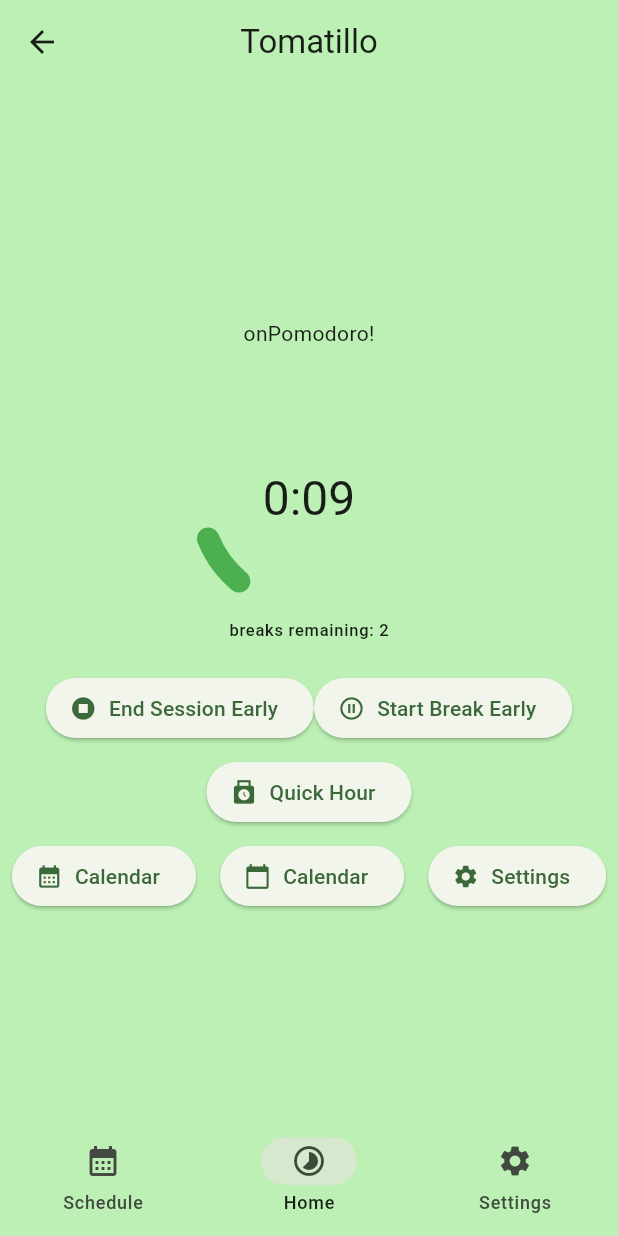
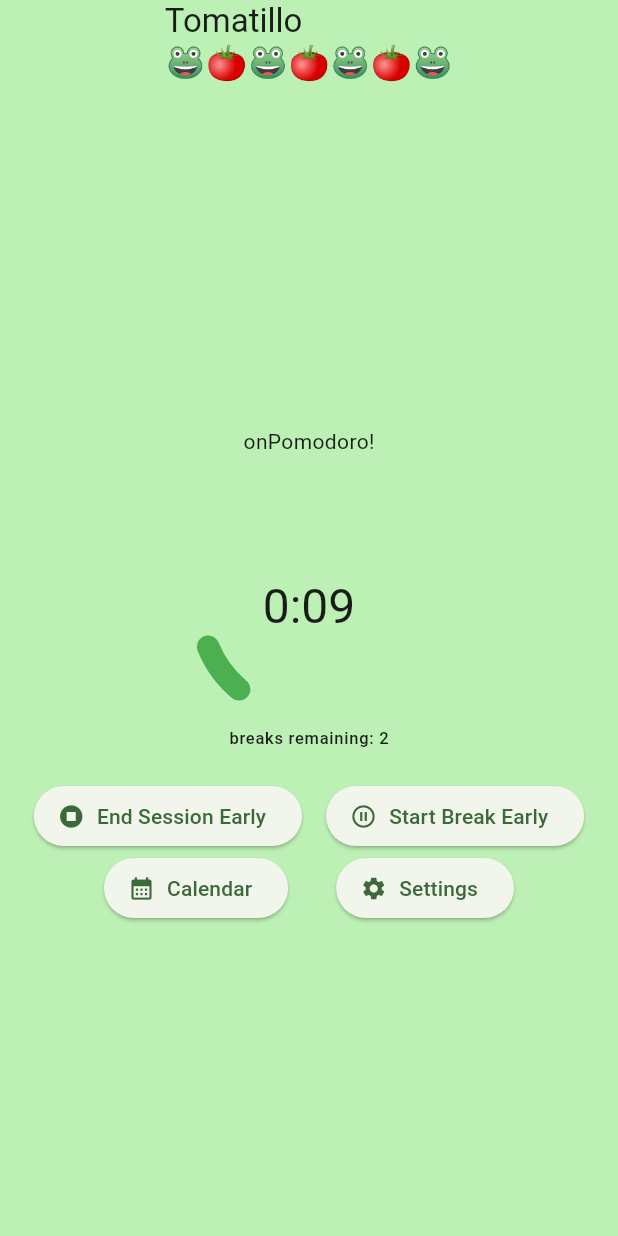
Before and after one commit to GabrielKronfeld/Tomatillo, a Flutter app: the screen it shows after launch, after a tap on "Begin Custom Session", on a phone screen of 412 x 824 dp. Run offline on Flutter 3.47's test engine with Material 2 defaults, Android fonts, the phone set to English and light mode, and no system bars; drawn by our look-alikes of calendar_view, percent_indicator; our stand-ins replace audioplayers, shared_preferences, sqflite; missing offline and left inert: dart:ffi, time_planner; accounts and stored records are empty.

Commit message:
prepping MVP for posting to play store

```diff
--- a/lib/main.dart
+++ b/lib/main.dart
@@ -44,16 +44,23 @@
 //both below are done-ISH. step size increases by 5,10,or 60, but there's no minutes:seconds display, all in seconds. ah well. good enough for prod.
 //add a way to add minutes without needing to tap 60 times.
 //implement UNITS setting, //make units value work properly.
+//fixed off-by-one range issue in calendar_form for datetime.day  being 1-7mon-sun, I track 0-6sun-sat, solved with mod7.
 
 
 //TODO:
 
     //high priority
-//readjust the calendar, currently everything is shifted by an hour. NOT GOOD!!
-//make calendar properly update when we update db, without needing to leave and return to widget.
+//make the timer start when we choose the calendar
 //update buttons in with switches in settings and NavigationBar for menu/returns. <----save for later, very important but I'm struggling
 
+
     //low priority
+
+
+//make calendar properly update when we update db, without needing to leave and return to widget.
+//standard pomodoro timing switch in settings, overrides (but greys out) the custom values.
+//make units adjustment better. it "works" but it's hot trash, and is confusing, and reads poorly with calendar
+//readjust the calendar, currently everything is shifted by an hour. NOT GOOD!!
 //make more elegant method to keep track of time. in what way? for the timer function? yeah.
 //fix start break early button
 //Add a dark mode!!
@@ -139,9 +146,9 @@ class MyApp extends StatelessWidget {
               ColorScheme.fromSeed(seedColor: Color.fromARGB(255, 25, 68, 26)),
         ),
         home: const MyHomePage(title: 'Tomatillo\n🐸🍅🐸🍅🐸🍅🐸'),
-        initialRoute: '/main',
+        initialRoute: '/',// home is '/' for routes
         routes: {
-          '/main':(context) => MyHomePage(title: 'Tomatillo')
+          '/main':(context) => MyMainPage(),
         },
       ),
       // Your initialization for material app.
@@ -158,7 +165,7 @@ class MyApp extends StatelessWidget {
 }
 
 class MyHomePage extends StatefulWidget {
-  const MyHomePage({super.key, required this.title});
+  const MyHomePage({super.key, required this.title,  this.runningTimer});
 
   // This widget is the home page of your application. It is stateful, meaning
   // that it has a State object (defined below) that contains fields that affect
@@ -170,7 +177,7 @@ class MyHomePage extends StatefulWidget {
   // always marked "final".
 
   final String title;
-
+  final int? runningTimer;
   @override
   State<MyHomePage> createState() => MyHomePageState();
 }
@@ -245,13 +252,10 @@ class MyHomePageState extends State<MyHomePage> {
 //maybe we go for that a little later.
   bool forceEnd = false;
   //testing vars
-  String tempDidWeFinish =
-      ''; //acts as a way to display state so we have our prototype
+  String tempDidWeFinish =''; //acts as a way to display state so we have our prototype
   //before we start working on adding widget changes and building new components based on state.
   //I think we'll need to change the var names and structure a bit for clarity. onBreak vs setPaused vs timerExists are very similar and should be made
   //more DISTINCT.
-
-  final player = AudioPlayer();
 
   @override
   void initState() {
@@ -275,7 +279,7 @@ class MyHomePageState extends State<MyHomePage> {
         centerTitle: true,
         title: Text(widget.title),
         backgroundColor: Theme.of(context).colorScheme.primaryContainer,
-      ),
+      ),/*
       bottomNavigationBar: NavigationBar(
         backgroundColor: Theme.of(context)
             .colorScheme
@@ -290,12 +294,13 @@ class MyHomePageState extends State<MyHomePage> {
         onDestinationSelected: (int index) {
           setState(() {
             currentIndex = index;
-            print('index:AAAA$currentIndex');
+            print('index: $currentIndex');
             //this WORKS but it's not what we want to have happen
             //does it??? yes, but we aren't updating the currentindex onclick for some reason...
           });
         },
       ),
+     */
       body: <Widget>[
         MyCalendarPage(),
         MyMainPage(),
--- a/lib/main_page.dart
+++ b/lib/main_page.dart
@@ -1,4 +1,3 @@
-
 import 'dart:async';
 import 'dart:io';
 import 'dart:core';
@@ -29,10 +28,8 @@ import 'main.dart';
       this.widthTask})
  */
 
-
 class MyMainPage extends StatefulWidget {
   const MyMainPage({super.key});
-
   @override
   State<MyMainPage> createState() => MyMainPageState();
 }
@@ -40,7 +37,6 @@ class MyMainPage extends StatefulWidget {
 //I guess we'll find out if the session is paused, interupted, or continues as normal while in a different widget.
 
 class MyMainPageState extends State<MyMainPage> {
-
   //logic vars
   int mainTimerCount = 0; //main timer count for pomodoro timer
   int totalTimeForCycleinSeconds = 0;
@@ -48,10 +44,17 @@ class MyMainPageState extends State<MyMainPage> {
   int timeRemaining = 0; //overflow time when jump to pause/break time.
   bool onBreak = false; //are we on a break or on a work session?
   bool setPaused = false;
+  bool endingBreak=false;
   bool timerExists = false; //does a timer currently exist/are we on a cycle?
 //we can probably replace this with if mainVars['Total Cycles']>1? no. if we pause the timer then we need to
 //save time remaining, kill timer, run remaining time on a single timer, then run regular timer again, right?
 //maybe we go for that a little later.
+
+  Map mytable = {
+    'runinstantTimer': false,
+    'timetorun': 0,
+    'cycles': 0,
+  };
   bool forceEnd = false;
   //testing vars
   String tempDidWeFinish =
@@ -62,23 +65,36 @@ class MyMainPageState extends State<MyMainPage> {
 
   final player = AudioPlayer();
 
+  @override
+  void initState() {
+    print('in init!');
+    print(mytable);
+    //this never hits since we don't reload the state, and it's false on init.
+    if (mytable['runinstantTimer'] == true) {
+      mytable['runinstantTimer'] == false;
+      startTimer(mytable['timetorun'], mytable['cycles']);
+    }
+  }
+
   //what we do on start. Just so we can add things to the start of the work session if need be.
   //TIMER EXISTS WHEN WE WANT TO END THE BREAK EARLY! WORK SESSSION DOES NOT GO!
-  _startPomodoro() {
+  _startPomodoro(int? timetorun, int? cycles) {
     if (!timerExists) {
       tempDidWeFinish = 'onPomodoro!';
-      _startWorkSession(MyHomePageState.mainVars['Work Time'], MyHomePageState.mainVars['Total Cycles']);
+      _startWorkSession(timetorun ?? MyHomePageState.mainVars['Work Time'],
+          cycles ?? MyHomePageState.mainVars['Total Cycles']);
     }
   }
 
   //using recursion to sort this shit out. garbage code. very bad. D--
-  _startTimer(timeToRun, cycles) {
+  startTimer(timeToRun, cycles) {
     //once every second, decrease the time by a second (duh)
     setState(() {
       timerExists = true;
     });
-    mainTimerCount =
-        timeToRun + (MyHomePageState.mainVars['Overflow Time'] ? timeRemaining : 0);
+    print('AWOOOOOOOOOOOOOOOOOOGA');
+    mainTimerCount = timeToRun +
+        (MyHomePageState.mainVars['Overflow Time'] ? timeRemaining : 0);
     totalTimeForCycleinSeconds = mainTimerCount;
     timeRemaining = 0;
     Timer.periodic(const Duration(seconds: 1), (timer) {
@@ -87,6 +103,10 @@ class MyMainPageState extends State<MyMainPage> {
         if (!(mainTimerCount < 1 || setPaused)) {
           //if we don't have an end condition, tick a second.
           mainTimerCount--;
+          if (endingBreak==true){
+            endingBreak=false;
+            mainTimerCount=0;
+          }
         } else {
           //all end conditions/swap state logic
           if (setPaused) {
@@ -115,7 +135,8 @@ class MyMainPageState extends State<MyMainPage> {
           } else if (cycles > 1) {
             //if we have a cycle left, then we do a work/break cycle. else, we only do a work cycle.
             if (onBreak) {
-              _startWorkSession(MyHomePageState.mainVars['Work Time'], cycles - 1);
+              _startWorkSession(
+                  MyHomePageState.mainVars['Work Time'], cycles - 1);
               onBreak = false;
               tempDidWeFinish = "currently at work";
             } else {
@@ -142,7 +163,7 @@ class MyMainPageState extends State<MyMainPage> {
     setState(() {
       cyclesRemaining = cycle - 1;
     });
-    _startTimer(time, cycle);
+    startTimer(time, cycle);
 
     //add chime
     player.play(AssetSource('audio/bing.mp3'));
@@ -150,7 +171,7 @@ class MyMainPageState extends State<MyMainPage> {
 
   _startBreak(int time, int cycle) {
     player.play(AssetSource('audio/onBreak.mp3'));
-    _startTimer(time, cycle); //this doesn't seem right,...
+    startTimer(time, cycle); //this doesn't seem right,...
     //add *chime* I don't want to play a chime at the start, but when a cycle FINISHES...
   }
 
@@ -173,15 +194,43 @@ class MyMainPageState extends State<MyMainPage> {
   breakOrAlterSession(onBreak) {
     print('timer: $timerExists');
     if (!timerExists) {
-      return (ElevatedButton.icon(
+      return Column(
+        mainAxisAlignment: MainAxisAlignment.center,
+        children: [
+          (ElevatedButton.icon(
             onPressed: () {
-          _startPomodoro();
+              _startPomodoro(null, null);
             },
             icon: const Icon(Icons.access_alarm),
 
             //add padding here, and later remove the + button for a nav bar at the bottom
             label: const Text("Begin Custom Session"),
-      ));
+          )),
+          Padding(
+                padding: const EdgeInsets.all(16.0),
+                child: ElevatedButton.icon(
+                  //we should find a way to add a 5 minute break specifically for this.
+                  onPressed: () {
+                    setState(() {
+                      print(mytable);
+                       if (mytable['runinstantTimer']) {
+                      mytable['runinstantTimer'] == false;
+                      startTimer(mytable['timetorun'], mytable['cycles']);
+                    } else {
+                      _startPomodoro(1200, 3);
+                    }
+                    });
+
+                  },
+                  icon: const Icon(Icons.punch_clock),
+                  label: (!mytable['runinstantTimer'])
+                      ? Text("Quick Hour")
+                      : Text("Quick Event"),
+                ),
+              ),
+        ],
+
+      );
     } else {
       return (Row(
         mainAxisAlignment: MainAxisAlignment.center,
@@ -193,6 +242,7 @@ class MyMainPageState extends State<MyMainPage> {
             icon: const Icon(Icons.stop_circle),
             label: const Text("End Session Early"),
           ),
+          Padding(padding: EdgeInsets.all(8.0)),
           (!onBreak)
               ? (ElevatedButton.icon(
                   onPressed: () {
@@ -206,7 +256,9 @@ class MyMainPageState extends State<MyMainPage> {
                     print("object");
                     setState(() {
                       onBreak = false;
-                      _startPomodoro();
+                      endingBreak=true;
+
+
                     });
                   },
                   icon: const Icon(Icons.pause_circle_outline),
@@ -276,21 +328,12 @@ class MyMainPageState extends State<MyMainPage> {
               ),
               const Padding(padding: EdgeInsets.fromLTRB(0, 0, 0, 20.0)),
               beginOrAlterSession,
-                Padding(
-                  padding: const EdgeInsets.all(8.0),
-                  child: ElevatedButton.icon(
-                    //we should find a way to add a 5 minute break specifically for this.
-                    onPressed:(){
-                      _startTimer(1200,3);
-                    },
-                    icon: const Icon(Icons.punch_clock),
-                    label: Text("Quick Hour")
-                  ),
-                ),
+
               Row(
                 mainAxisAlignment: MainAxisAlignment.center,
                 children: [
                   // row of buttons for the main page
+
                   ElevatedButton.icon(
                     //this brings us to the calendar page
                     onPressed: () {
@@ -299,6 +342,7 @@ class MyMainPageState extends State<MyMainPage> {
                           context,
                           MaterialPageRoute(
                               builder: (context) => MyCalendarPage()));
+                              dispose();
                     },
                     icon: const Icon(Icons.calendar_month),
 
@@ -306,7 +350,7 @@ class MyMainPageState extends State<MyMainPage> {
                     label: const Text("Calendar"),
                   ),
                   const Padding(padding: EdgeInsets.all(8)),
-
+/*
                   ElevatedButton.icon(
                     //this brings us to the calendar page
                     onPressed: () {
@@ -321,6 +365,8 @@ class MyMainPageState extends State<MyMainPage> {
                     //add padding here, and later remove the + button for a nav bar at the bottom
                     label: const Text("Calendar"),
                   ),
+
+                */
                  const Padding(padding: EdgeInsets.all(8)),
 
                   ElevatedButton.icon(
```
Also changed, not shown: lib/calendar_modify_form.dart (+25 -15 lines). Lines whose indentation alone changed are shown as unchanged.
